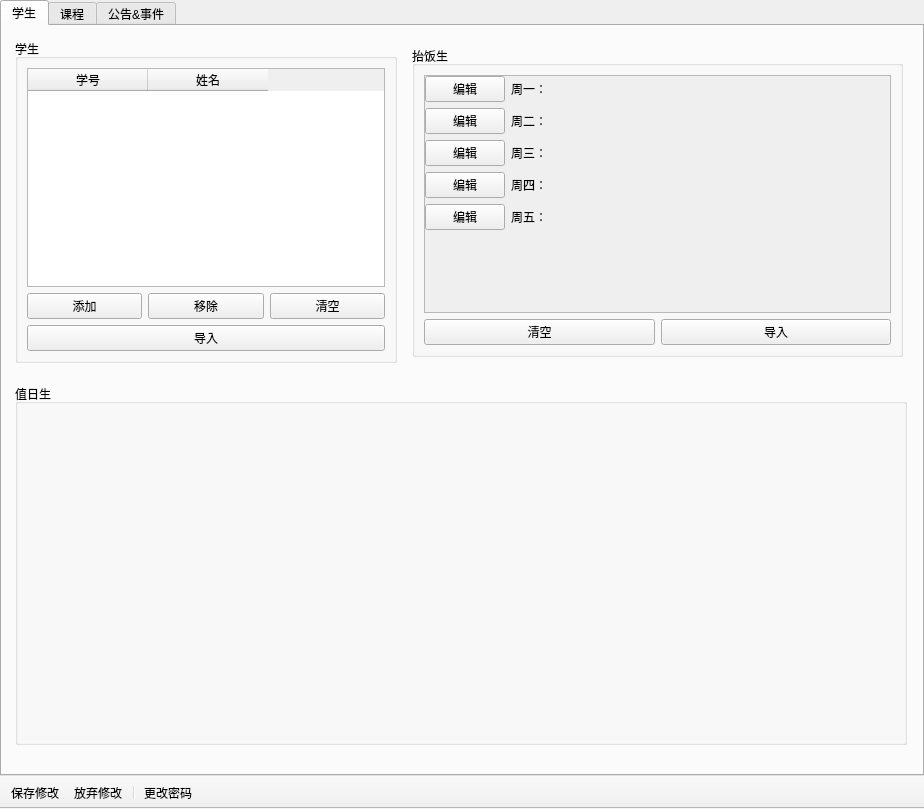
This is src/ClassAdmin/MainWindow.ui in bili9blood/ClassSystem as Qt 5 draws it before an edit. The edited form follows.
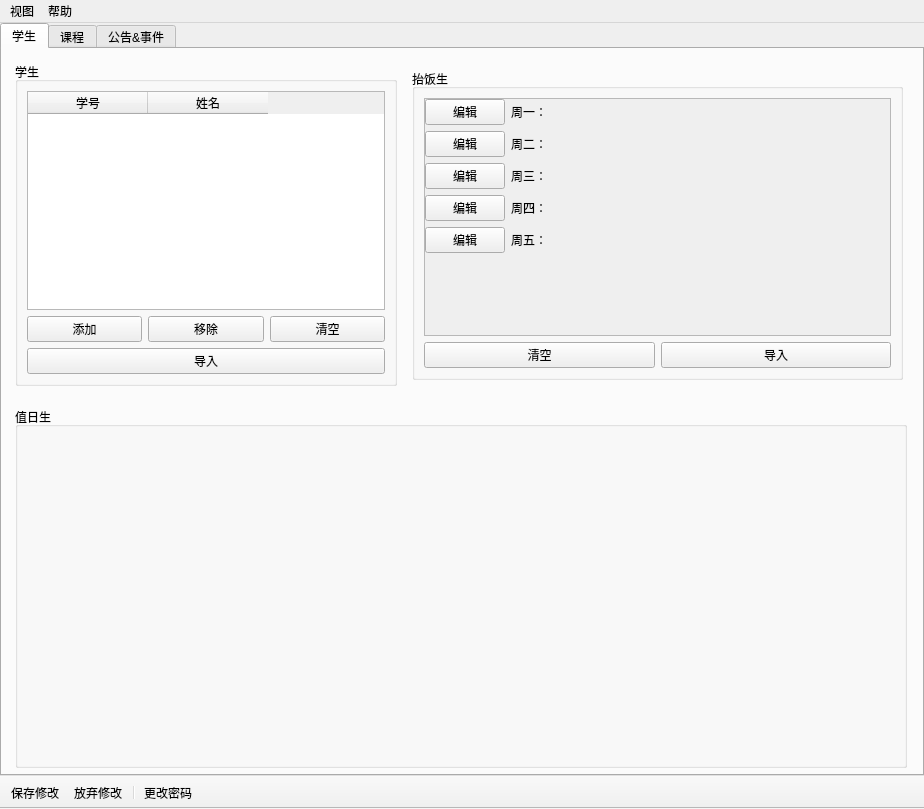
This is the edited form. Icons and pictures are not drawn.

Commit message: 🐞 fix(ClassAdmin): 因未定义行为引起的崩溃

The edit to the form file:
```diff
--- a/src/ClassAdmin/MainWindow.ui
+++ b/src/ClassAdmin/MainWindow.ui
@@ -389,6 +389,30 @@
    <addaction name="separator"/>
    <addaction name="actChangePwd"/>
   </widget>
+  <widget class="QMenuBar" name="menuBar">
+   <property name="geometry">
+    <rect>
+     <x>0</x>
+     <y>0</y>
+     <width>924</width>
+     <height>30</height>
+    </rect>
+   </property>
+   <widget class="QMenu" name="menuView">
+    <property name="title">
+     <string>视图</string>
+    </property>
+    <addaction name="actToggleUndoView"/>
+   </widget>
+   <widget class="QMenu" name="menuHelp">
+    <property name="title">
+     <string>帮助</string>
+    </property>
+    <addaction name="actShowUserDocument"/>
+   </widget>
+   <addaction name="menuView"/>
+   <addaction name="menuHelp"/>
+  </widget>
   <action name="actChangePwd">
    <property name="icon">
     <iconset resource="../../assets/ClassAdmin.qrc">
```
Left out of the diff: 13 changed lines with no effect on the pictures. The commit also changes 4 other files.
